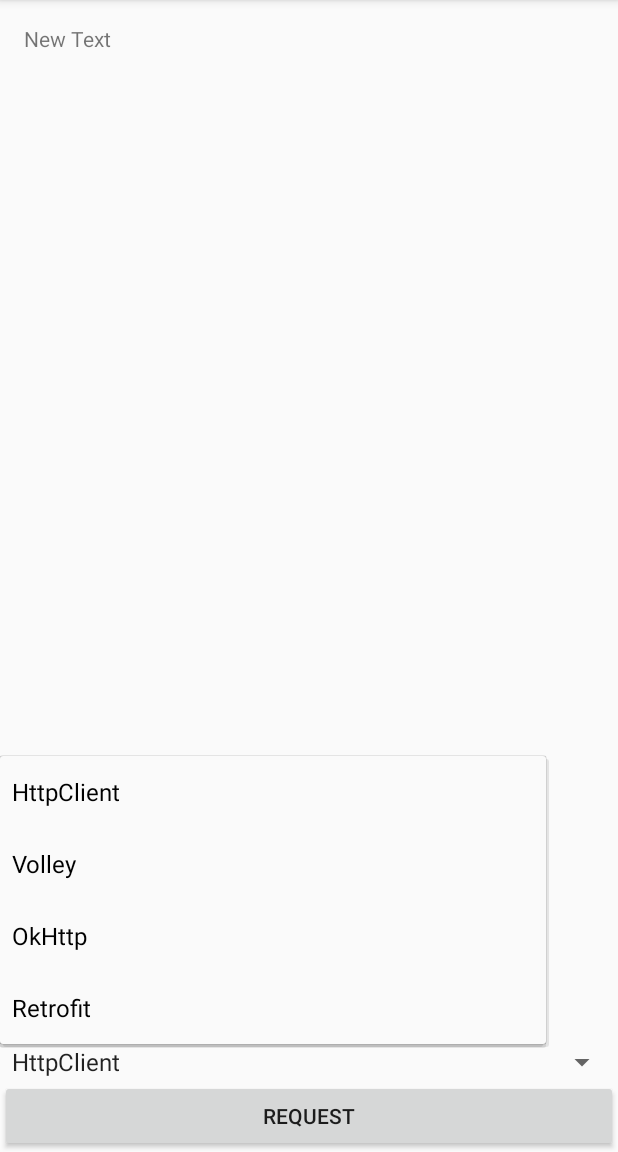
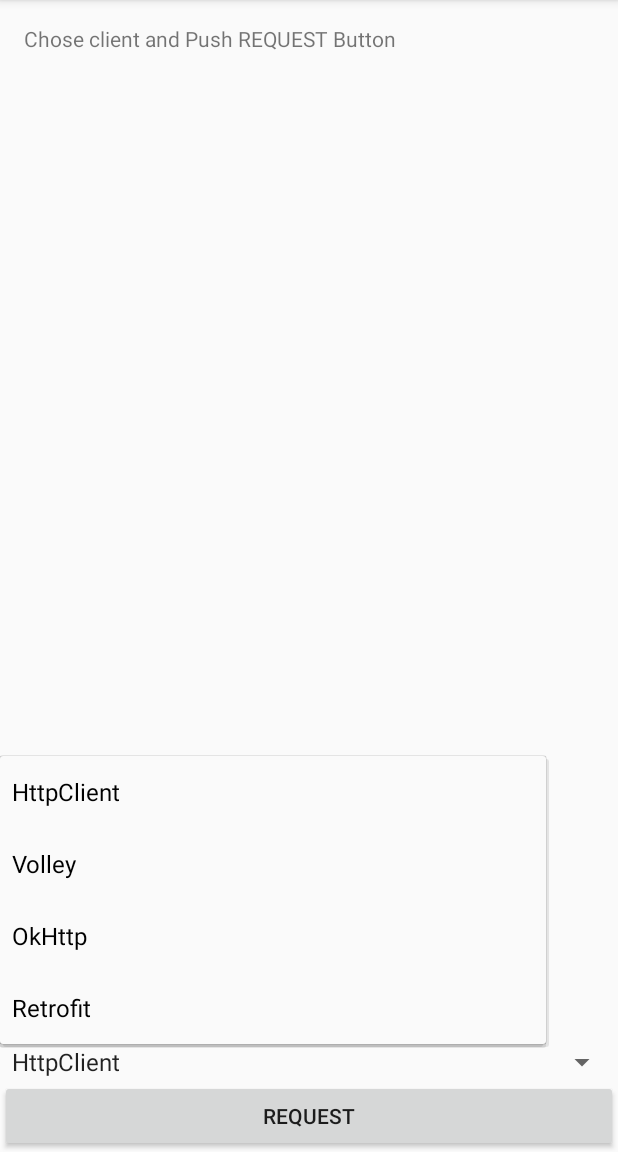
Before and after one commit to Reyurnible/AndroidNetworkHistory, an Android app: the screen it shows after launch (MainActivity), after a tap on "HttpClient", on a phone screen of 412 x 824 dp, the part 84-1236 px from its top. Run offline under Robolectric (Android 15) with nearby library versions, the phone set to English and light mode, and no system bars.

Commit message:
refactor code

```diff
--- a/app/src/main/java/com/lifeistech/android/internetsample/MainActivity.java
+++ b/app/src/main/java/com/lifeistech/android/internetsample/MainActivity.java
@@ -1,10 +1,12 @@
 package com.lifeistech.android.internetsample;
 
 import android.os.Bundle;
+import android.support.annotation.Nullable;
 import android.support.v7.app.AppCompatActivity;
 import android.util.Log;
 import android.view.View;
 import android.widget.ArrayAdapter;
+import android.widget.Button;
 import android.widget.Spinner;
 import android.widget.TextView;
 
@@ -16,62 +18,84 @@ import com.lifeistech.android.internetsample.repository.WeatherRepositoryImplRet
 import com.lifeistech.android.internetsample.repository.WeatherRepositoryImplVolley;
 
 public class MainActivity extends AppCompatActivity implements WeatherRepository.RequestCallback {
-    private static final String[] CLIENTS = {
-            "HttpClient",
-            "Volley",
-            "OkHttp",
-            "Retrofit"
-    };
+    private static final String CLIENT_HTTPCLIENT = "HttpClient";
+    private static final String CLIENT_VOLLEY = "Volley";
+    private static final String CLIENT_OKHTTP = "OkHttp";
+    private static final String CLIENT_RETROFIT = "Retrofit";
 
     private TextView textView;
     private Spinner spinner;
+    private Button button;
+    private long startTimeMills;
 
     @Override
     protected void onCreate(Bundle savedInstanceState) {
         super.onCreate(savedInstanceState);
         setContentView(R.layout.activity_main);
+
         textView = (TextView) findViewById(R.id.textView);
+        spinner = (Spinner) findViewById(R.id.spinner);
+        button = (Button) findViewById(R.id.button);
 
-        spinner = (Spinner) findViewById(R.id.spinner);
-        final ArrayAdapter<String> adapter = new ArrayAdapter<String>(this, android.R.layout.simple_spinner_item, CLIENTS);
+        final ArrayAdapter<String> adapter =
+                new ArrayAdapter<>(
+                        this,
+                        android.R.layout.simple_spinner_item,
+                        new String[]{
+                                CLIENT_HTTPCLIENT,
+                                CLIENT_VOLLEY,
+                                CLIENT_OKHTTP,
+                                CLIENT_RETROFIT
+                        });
         adapter.setDropDownViewResource(android.R.layout.simple_spinner_dropdown_item);
         spinner.setAdapter(adapter);
 
-        findViewById(R.id.button).setOnClickListener(new View.OnClickListener() {
+        button.setOnClickListener(new View.OnClickListener() {
             @Override
             public void onClick(View v) {
-                Log.d("request", "start: (" + System.currentTimeMillis() + ")");
-                provideRepository().getWeather(MainActivity.this);
+                final WeatherRepository repository = provideRepository();
+                assert repository != null;
+                startTimeMills = System.currentTimeMillis();
+                Log.d("request", "start: (" + startTimeMills + ")");
+                repository.getWeather(MainActivity.this);
+                button.setEnabled(false);
             }
         });
     }
 
-    private WeatherRepository provideRepository() {
-        final String client = (String) spinner.getSelectedItem();
-        if (CLIENTS[0].equals(client)) {
-            return new WeatherRepositoryImplHttpClient();
-        } else if (CLIENTS[1].equals(client)) {
-            return new WeatherRepositoryImplVolley(this);
-        } else if (CLIENTS[2].equals(client)) {
-            return new WeatherRepositoryImplOkHttp();
-        } else {
-            return new WeatherRepositoryImplRetrofit();
-        }
-    }
-
     @Override
     public void success(Weather weather) {
-        Log.d("request", "end (" + System.currentTimeMillis() + ")");
+        long endTimeMillis = System.currentTimeMillis();
+        Log.d("request", "success: (" + endTimeMillis + ")");
+        Log.d("request", "time: (" + (endTimeMillis - startTimeMills) + ")");
         String message = "success: ";
         message += weather.toString();
         textView.setText(message);
+        button.setEnabled(true);
     }
 
     @Override
     public void error(Throwable throwable) {
-        Log.d("request", "end (" + System.currentTimeMillis() + ")");
+        Log.d("request", "error: (" + System.currentTimeMillis() + ")");
         String message = "error: ";
         message += throwable.getMessage();
         textView.setText(message);
+        button.setEnabled(true);
     }
+
+    @Nullable
+    private WeatherRepository provideRepository() {
+        final String client = (String) spinner.getSelectedItem();
+        if (CLIENT_HTTPCLIENT.equals(client)) {
+            return new WeatherRepositoryImplHttpClient();
+        } else if (CLIENT_VOLLEY.equals(client)) {
+            return new WeatherRepositoryImplVolley(this);
+        } else if (CLIENT_OKHTTP.equals(client)) {
+            return new WeatherRepositoryImplOkHttp();
+        } else if (CLIENT_RETROFIT.equals(client)) {
+            return new WeatherRepositoryImplRetrofit();
+        }
+        return null;
+    }
+
 }
--- a/app/src/main/res/layout/activity_main.xml
+++ b/app/src/main/res/layout/activity_main.xml
@@ -7,13 +7,14 @@
     <TextView
         android:id="@+id/textView"
         android:layout_width="match_parent"
-        android:layout_height="match_parent"
+        android:layout_height="0dp"
         android:layout_weight="1"
+        android:gravity="top|left"
         android:paddingBottom="@dimen/activity_vertical_margin"
         android:paddingLeft="@dimen/activity_horizontal_margin"
         android:paddingRight="@dimen/activity_horizontal_margin"
         android:paddingTop="@dimen/activity_vertical_margin"
-        android:text="New Text" />
+        android:text="Chose client and Push REQUEST Button" />
 
     <Spinner
         android:id="@+id/spinner"
```
